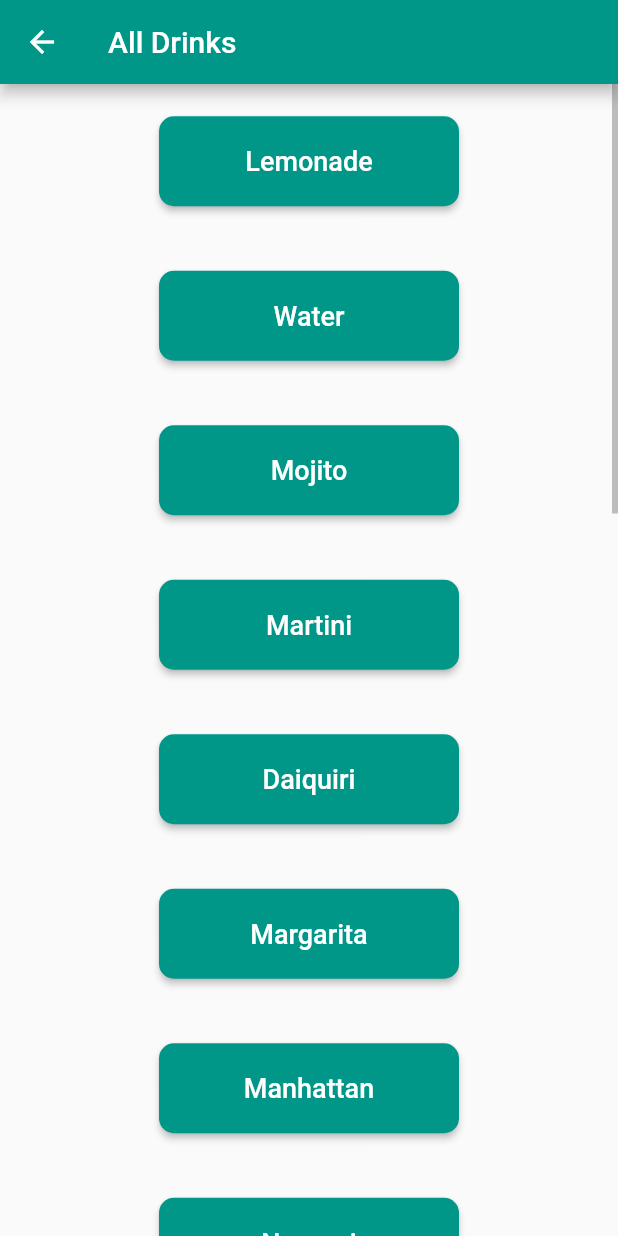
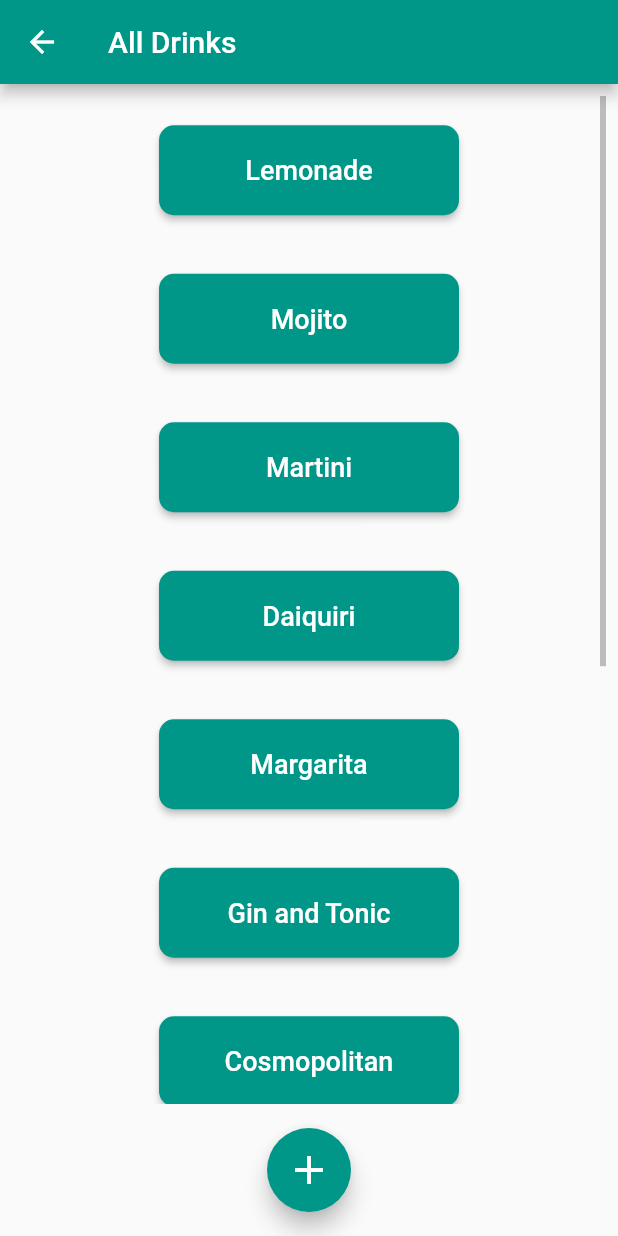
Before and after one commit to EmilianaAP/MiniBar, a Flutter app: the AllDrinksPage screen opened directly, on a phone screen of 412 x 824 dp. Run offline on Flutter 3.47's test engine with Material 2 defaults, Android fonts, the phone set to English and light mode, and no system bars.

Commit message:
Something new

```diff
--- a/app/lib/AllDrinksPage.dart
+++ b/app/lib/AllDrinksPage.dart
@@ -10,9 +10,21 @@ class AllDrinksPage extends StatelessWidget {
         title: Text('All Drinks'),
         backgroundColor: Colors.teal,
       ),
-      body: const Center(
-        child: MyStatefulWidget(),
+
+      body: Padding(
+        padding: const EdgeInsets.all(8.0),
+        child: const MyStatefulWidget(),
       ),
+
+      floatingActionButton: FloatingActionButton(
+        onPressed: () {
+          // handle button press
+        },
+        child: const Icon(Icons.add, size: 32),
+        backgroundColor: Colors.teal,
+        elevation: 6,
+      ),
+      floatingActionButtonLocation: FloatingActionButtonLocation.centerFloat,
     );
   }
 }
@@ -29,23 +41,15 @@ class _MyStatefulWidgetState extends State<MyStatefulWidget> {
 
   final List<String> _items = [
     'Lemonade',
-    'Water',
     'Mojito',
     'Martini',
     'Daiquiri',
     'Margarita',
-    'Manhattan',
-    'Negroni',
     'Gin and Tonic',
-    'Whiskey Sour',
     'Cosmopolitan',
-    'Paloma',
-    'Pina Colada',
     'Bloody Mary',
     'Tequila Sunrise',
     'Sex on the Beach',
-    'Long Island Iced Tea',
-    'Singapore Sling',
     'Zombie',
     'Blue Lagoon',
   ];
@@ -55,9 +59,11 @@ class _MyStatefulWidgetState extends State<MyStatefulWidget> {
     return Scrollbar(
       controller: _controllerOne,
       thumbVisibility: true,
+      child: Padding(
+        padding: const EdgeInsets.only(bottom: 80.0),
         child: GridView.builder(
           controller: _controllerOne,
-        itemCount: 20,
+          itemCount: _items.length,
           gridDelegate: const SliverGridDelegateWithFixedCrossAxisCount(
             crossAxisCount: 1,
             childAspectRatio: 4,
@@ -88,6 +94,7 @@ class _MyStatefulWidgetState extends State<MyStatefulWidget> {
           );
         },
       ),
+    ),
     );
   }
 }
```
Lines whose indentation alone changed are shown as unchanged.
